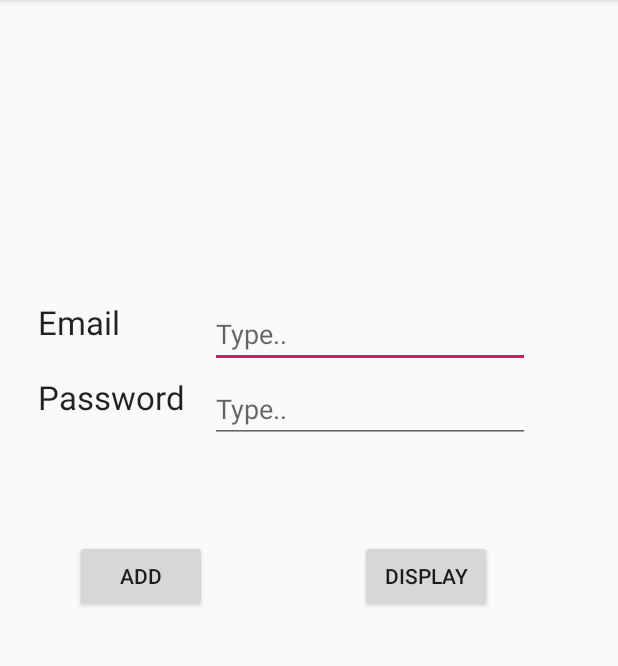
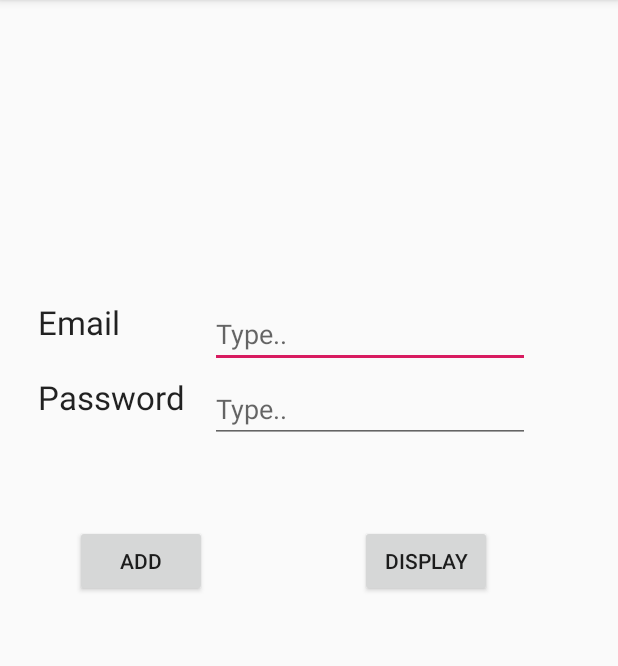
Before and after one commit to mdtaha11/SharedPreferenceApp, an Android app: the screen it shows after launch (MainActivity), on a phone screen of 412 x 824 dp, the part 84-750 px from its top. Run offline under Robolectric (Android 15) with nearby library versions, the phone set to English and light mode, and no system bars.

```diff
--- a/src/main/res/layout/activity_main.xml
+++ b/src/main/res/layout/activity_main.xml
@@ -58,7 +58,7 @@
         android:id="@+id/add_btn"
         android:layout_width="wrap_content"
         android:layout_height="wrap_content"
-        android:layout_centerVertical="true"
+       android:layout_marginTop="350dp"
         android:layout_marginLeft="50dp"
 
         android:onClick="saveInfo"
@@ -69,7 +69,7 @@
         android:id="@+id/display_btn"
         android:layout_width="wrap_content"
         android:layout_height="wrap_content"
-        android:layout_centerVertical="true"
+       android:layout_marginTop="350dp"
         android:layout_marginLeft="240dp"
 
         android:onClick="display_Info"
@@ -82,7 +82,7 @@
         android:layout_height="69dp"
         android:layout_centerHorizontal="true"
         android:layout_marginTop="450dp"
-        android:text=""
+
         android:textAppearance="@style/TextAppearance.AppCompat.Large" />
 
 </RelativeLayout>
```
